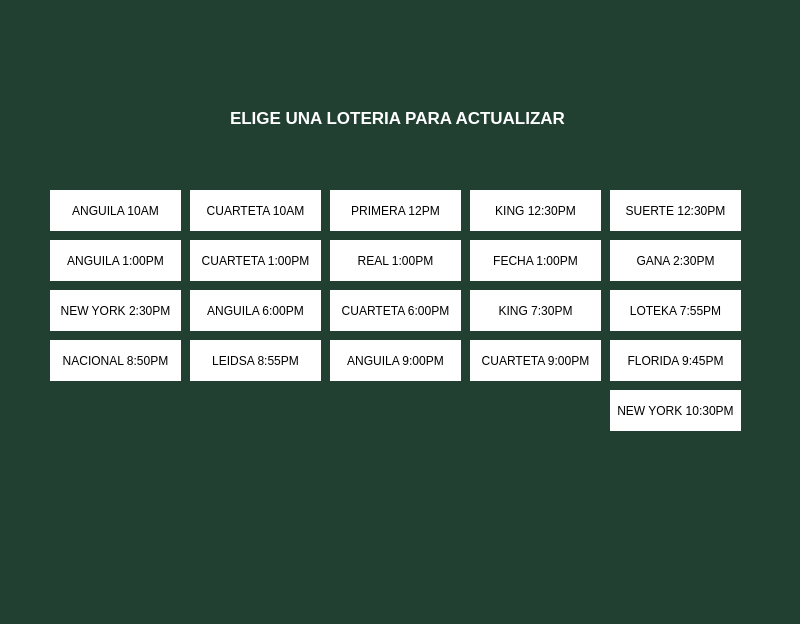
Above: UI/add_numbers.ui from adriii0104/loteria_sistema before the change. Below: the same form after it.
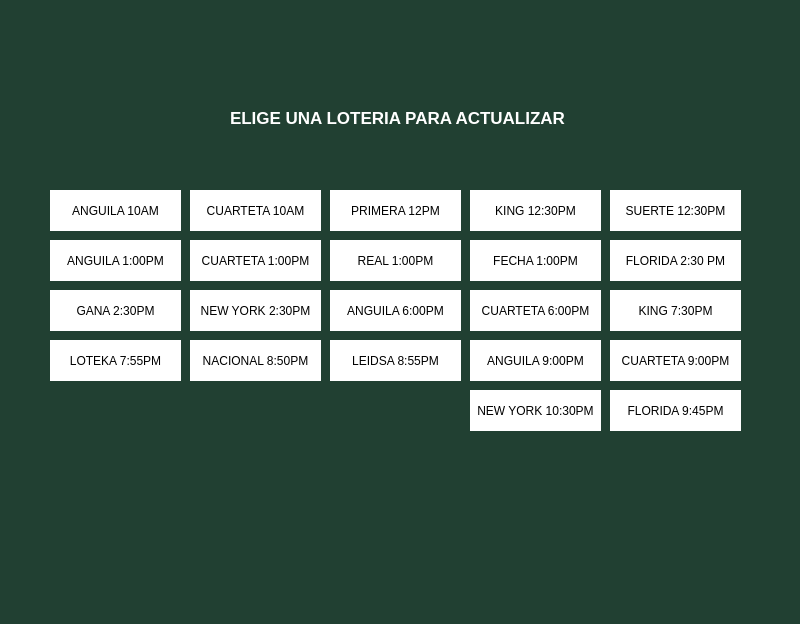
That is the form after the change.

Diff of the .ui file:
```diff
--- a/UI/add_numbers.ui
+++ b/UI/add_numbers.ui
@@ -93,8 +93,8 @@
    <widget class="QPushButton" name="GanadosPM">
     <property name="geometry">
      <rect>
-      <x>610</x>
-      <y>240</y>
+      <x>50</x>
+      <y>290</y>
       <width>131</width>
       <height>41</height>
      </rect>
@@ -158,8 +158,8 @@
    <widget class="QPushButton" name="LotekasietePM">
     <property name="geometry">
      <rect>
-      <x>610</x>
-      <y>290</y>
+      <x>50</x>
+      <y>340</y>
       <width>131</width>
       <height>41</height>
      </rect>
@@ -171,7 +171,7 @@
    <widget class="QPushButton" name="KingsietePM">
     <property name="geometry">
      <rect>
-      <x>470</x>
+      <x>610</x>
       <y>290</y>
       <width>131</width>
       <height>41</height>
@@ -184,7 +184,7 @@
    <widget class="QPushButton" name="CuartetaseisPM">
     <property name="geometry">
      <rect>
-      <x>330</x>
+      <x>470</x>
       <y>290</y>
       <width>131</width>
       <height>41</height>
@@ -197,7 +197,7 @@
    <widget class="QPushButton" name="AnguilaseisPM">
     <property name="geometry">
      <rect>
-      <x>190</x>
+      <x>330</x>
       <y>290</y>
       <width>131</width>
       <height>41</height>
@@ -210,7 +210,7 @@
    <widget class="QPushButton" name="NewdosPM">
     <property name="geometry">
      <rect>
-      <x>50</x>
+      <x>190</x>
       <y>290</y>
       <width>131</width>
       <height>41</height>
@@ -224,7 +224,7 @@
     <property name="geometry">
      <rect>
       <x>610</x>
-      <y>340</y>
+      <y>390</y>
       <width>131</width>
       <height>41</height>
      </rect>
@@ -236,7 +236,7 @@
    <widget class="QPushButton" name="CuartetanuevePM">
     <property name="geometry">
      <rect>
-      <x>470</x>
+      <x>610</x>
       <y>340</y>
       <width>131</width>
       <height>41</height>
@@ -249,7 +249,7 @@
    <widget class="QPushButton" name="AnguilanuevePM">
     <property name="geometry">
      <rect>
-      <x>330</x>
+      <x>470</x>
       <y>340</y>
       <width>131</width>
       <height>41</height>
@@ -262,7 +262,7 @@
    <widget class="QPushButton" name="LeidsaochoPM">
     <property name="geometry">
      <rect>
-      <x>190</x>
+      <x>330</x>
       <y>340</y>
       <width>131</width>
       <height>41</height>
@@ -275,7 +275,7 @@
    <widget class="QPushButton" name="NacionalochoPM">
     <property name="geometry">
      <rect>
-      <x>50</x>
+      <x>190</x>
       <y>340</y>
       <width>131</width>
       <height>41</height>
@@ -288,7 +288,7 @@
    <widget class="QPushButton" name="NewdiezPM">
     <property name="geometry">
      <rect>
-      <x>610</x>
+      <x>470</x>
       <y>390</y>
       <width>131</width>
       <height>41</height>
@@ -318,6 +318,19 @@
      <string>ELIGE UNA LOTERIA PARA ACTUALIZAR</string>
     </property>
    </widget>
+   <widget class="QPushButton" name="floridadospm">
+    <property name="geometry">
+     <rect>
+      <x>610</x>
+      <y>240</y>
+      <width>131</width>
+      <height>41</height>
+     </rect>
+    </property>
+    <property name="text">
+     <string>FLORIDA 2:30 PM</string>
+    </property>
+   </widget>
   </widget>
   <widget class="QStatusBar" name="statusbar"/>
  </widget>
```
